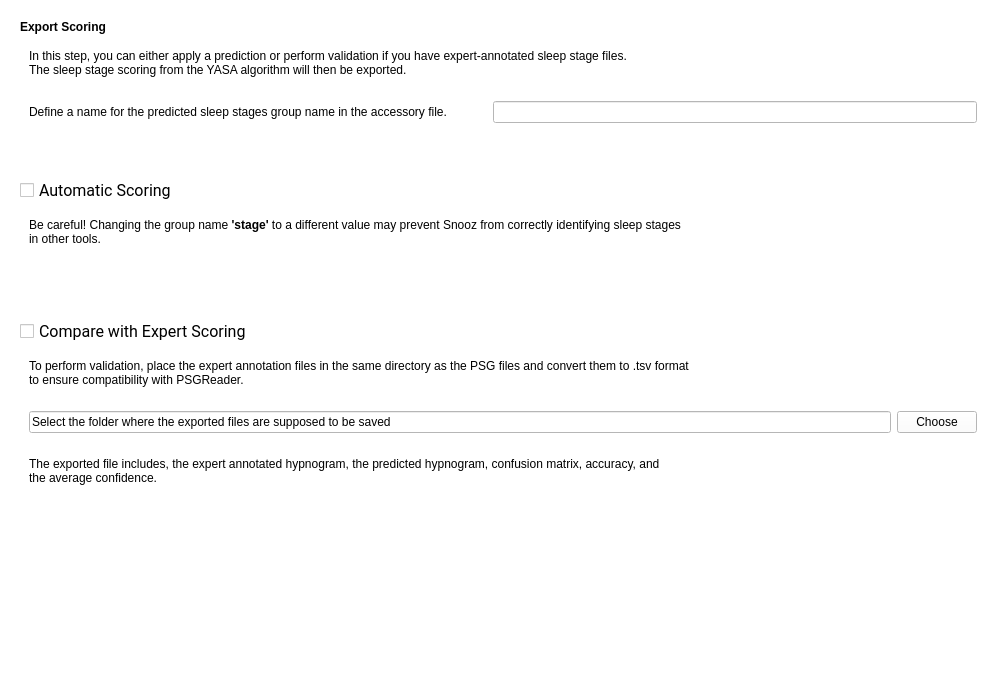
Qt form tools/CEAMSTools/ScoreSleepStagesYASA/ExportResultsStep/Ui_ExportResultsStep.ui (SnoozToolbox/snooz-package-ceams) before a commit.
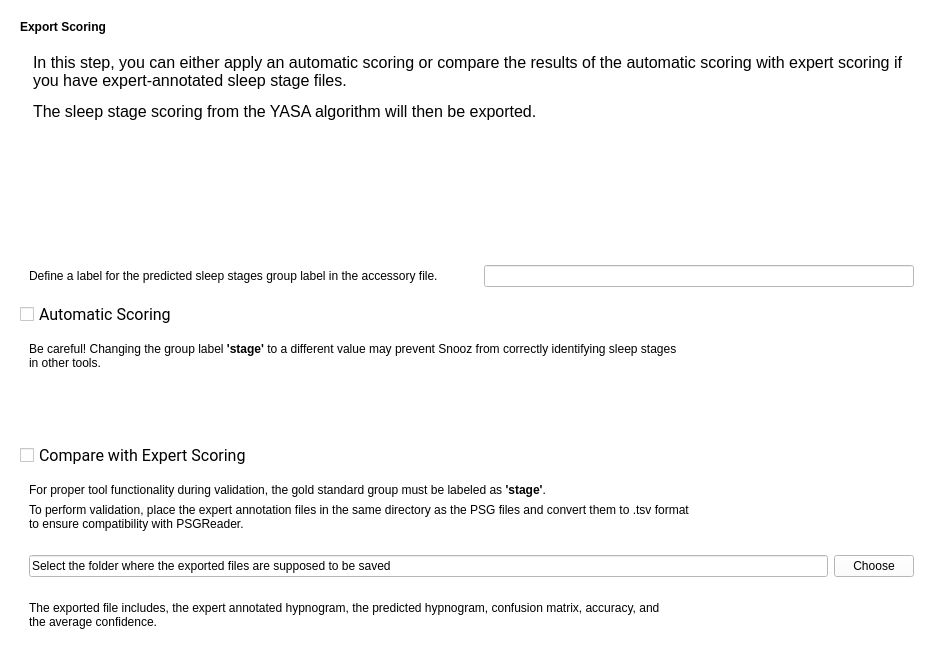
The same form after that commit.

```diff
--- a/tools/CEAMSTools/ScoreSleepStagesYASA/ExportResultsStep/Ui_ExportResultsStep.ui
+++ b/tools/CEAMSTools/ScoreSleepStagesYASA/ExportResultsStep/Ui_ExportResultsStep.ui
@@ -6,8 +6,8 @@
    <rect>
     <x>0</x>
     <y>0</y>
-    <width>1006</width>
-    <height>689</height>
+    <width>943</width>
+    <height>590</height>
    </rect>
   </property>
   <property name="windowTitle">
@@ -60,19 +60,23 @@
           </property>
           <layout class="QVBoxLayout" name="verticalLayout_6">
            <item>
-            <widget class="QLabel" name="label_4">
-             <property name="sizePolicy">
-              <sizepolicy hsizetype="Expanding" vsizetype="Fixed">
-               <horstretch>0</horstretch>
-               <verstretch>0</verstretch>
-              </sizepolicy>
+            <widget class="QTextEdit" name="textEdit">
+             <property name="frameShape">
+              <enum>QFrame::Shape::NoFrame</enum>
              </property>
              <property name="lineWidth">
               <number>0</number>
              </property>
-             <property name="text">
-              <string>In this step, you can either apply a prediction or perform validation if you have expert-annotated sleep stage files.
-The sleep stage scoring from the YASA algorithm will then be exported.</string>
+             <property name="html">
+              <string>&lt;!DOCTYPE HTML PUBLIC &quot;-//W3C//DTD HTML 4.0//EN&quot; &quot;http://www.w3.org/TR/REC-html40/strict.dtd&quot;&gt;
+&lt;html&gt;&lt;head&gt;&lt;meta name=&quot;qrichtext&quot; content=&quot;1&quot; /&gt;&lt;meta charset=&quot;utf-8&quot; /&gt;&lt;style type=&quot;text/css&quot;&gt;
+p, li { white-space: pre-wrap; }
+hr { height: 1px; border-width: 0; }
+li.unchecked::marker { content: &quot;\2610&quot;; }
+li.checked::marker { content: &quot;\2612&quot;; }
+&lt;/style&gt;&lt;/head&gt;&lt;body style=&quot; font-family:'Roboto'; font-size:12pt; font-weight:400; font-style:normal;&quot;&gt;
+&lt;p style=&quot; margin-top:0px; margin-bottom:0px; margin-left:0px; margin-right:0px; -qt-block-indent:0; text-indent:0px;&quot;&gt;In this step, you can either apply an automatic scoring or compare the results of the automatic scoring with expert scoring if you have expert-annotated sleep stage files.&lt;/p&gt;
+&lt;p style=&quot; margin-top:12px; margin-bottom:12px; margin-left:0px; margin-right:0px; -qt-block-indent:0; text-indent:0px;&quot;&gt;The sleep stage scoring from the YASA algorithm will then be exported.&lt;/p&gt;&lt;/body&gt;&lt;/html&gt;</string>
              </property>
             </widget>
            </item>
@@ -94,12 +98,15 @@
               <number>0</number>
              </property>
              <property name="text">
-              <string>&lt;html&gt;&lt;head/&gt;&lt;body&gt;&lt;p&gt;Define a name for the predicted sleep stages group name in the accessory file.&lt;/p&gt;&lt;/body&gt;&lt;/html&gt;</string>
+              <string>&lt;html&gt;&lt;head/&gt;&lt;body&gt;&lt;p&gt;Define a label for the predicted sleep stages group label in the accessory file.&lt;/p&gt;&lt;/body&gt;&lt;/html&gt;</string>
              </property>
             </widget>
            </item>
            <item>
             <spacer name="horizontalSpacer">
+             <property name="orientation">
+              <enum>Qt::Orientation::Vertical</enum>
+             </property>
              <property name="sizeHint" stdset="0">
               <size>
                <width>40</width>
@@ -120,8 +127,8 @@
         </item>
         <item>
          <spacer name="verticalSpacer_2">
-          <property name="sizeType">
-           <enum>QSizePolicy::Fixed</enum>
+          <property name="orientation">
+           <enum>Qt::Orientation::Vertical</enum>
           </property>
           <property name="sizeHint" stdset="0">
            <size>
@@ -137,7 +144,6 @@
            <font>
             <family>Roboto</family>
             <pointsize>12</pointsize>
-            <weight>50</weight>
             <italic>false</italic>
             <bold>false</bold>
            </font>
@@ -168,7 +174,7 @@
               <number>0</number>
              </property>
              <property name="text">
-              <string>&lt;html&gt;&lt;head/&gt;&lt;body&gt;&lt;p&gt;Be careful! Changing the group name &lt;span style=&quot; font-weight:700;&quot;&gt;'stage'&lt;/span&gt; to a different value may prevent Snooz from correctly identifying sleep stages&lt;br/&gt;in other tools.&lt;/p&gt;&lt;/body&gt;&lt;/html&gt;</string>
+              <string>&lt;html&gt;&lt;head/&gt;&lt;body&gt;&lt;p&gt;Be careful! Changing the group label &lt;span style=&quot; font-weight:700;&quot;&gt;'stage'&lt;/span&gt; to a different value may prevent Snooz from correctly identifying sleep stages&lt;br/&gt;in other tools.&lt;/p&gt;&lt;/body&gt;&lt;/html&gt;</string>
              </property>
             </widget>
            </item>
@@ -209,7 +215,6 @@
            <font>
             <family>Roboto</family>
             <pointsize>12</pointsize>
-            <weight>50</weight>
             <italic>false</italic>
             <bold>false</bold>
            </font>
@@ -228,6 +233,13 @@
            <number>0</number>
           </property>
           <layout class="QVBoxLayout" name="verticalLayout_5">
+           <item>
+            <widget class="QLabel" name="label_4">
+             <property name="text">
+              <string>&lt;html&gt;&lt;head/&gt;&lt;body&gt;&lt;p&gt;For proper tool functionality during validation, the gold standard group must be labeled as &lt;span style=&quot; font-weight:700;&quot;&gt;'stage'&lt;/span&gt;.&lt;/p&gt;&lt;/body&gt;&lt;/html&gt;</string>
+             </property>
+            </widget>
+           </item>
            <item>
             <widget class="QLabel" name="label_5">
              <property name="lineWidth">
```
Left out of the diff: 22 changed lines with no effect on the pictures.
